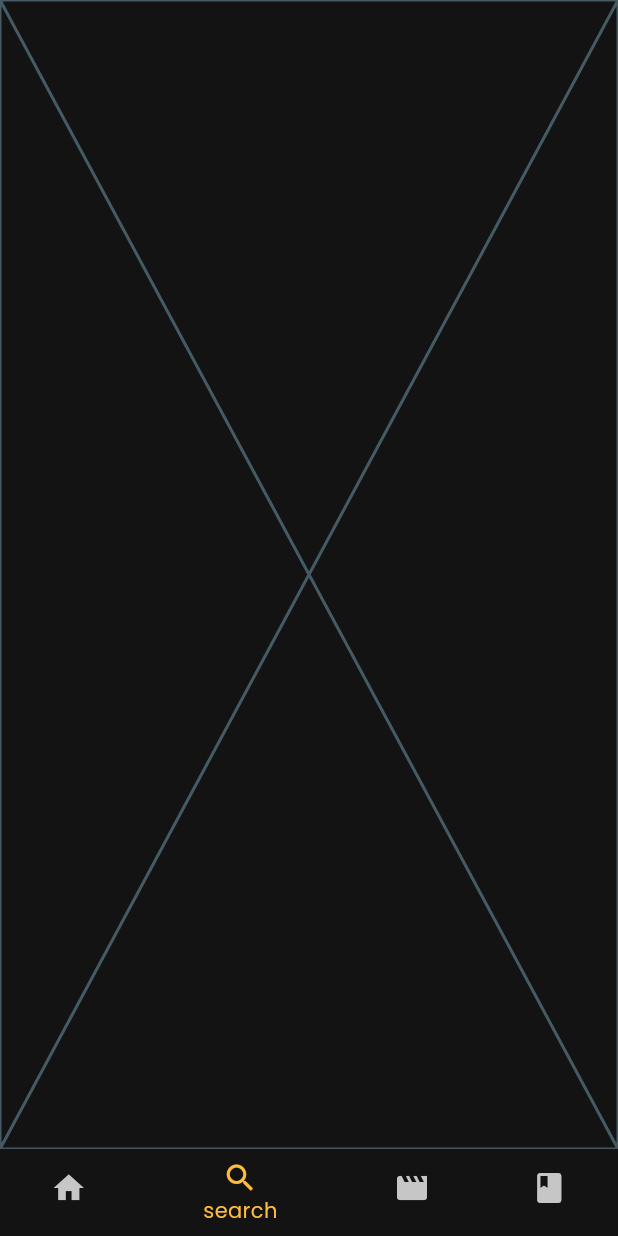
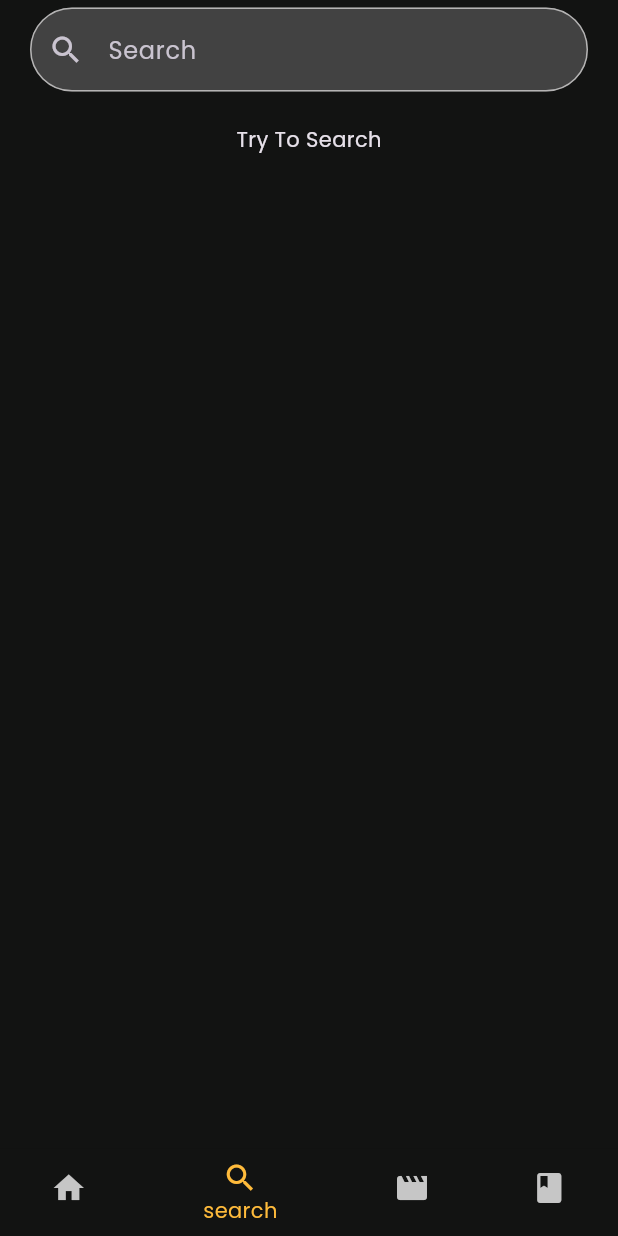
Before and after one commit to khaledfawzy/movie_app, a Flutter app: the screen it shows after launch, item 2 of the bottom bar chosen, on a phone screen of 412 x 824 dp. Run offline on Flutter 3.47's test engine with Material 3 defaults, Android fonts, the phone set to English and light mode, and no system bars; our stand-ins replace bloc, cached_network_image, carousel_slider, dartz, dio, flutter_bloc and 4 more; network calls fail; statements that could not run were skipped.

Commit message:
search screen done

```diff
--- a/lib/core/constants/api_constants.dart
+++ b/lib/core/constants/api_constants.dart
@@ -6,7 +6,7 @@ const String upcomingMovies = 'movie/upcoming?';
 const String topRatedMovies = 'movie/top_rated?';
 const String movieDetails = 'movie/';
 const String similarMovies = '/similar?';
-const String searchMovies = 'search/movie?query=';
+const String searchMovies = 'search/movie?';
 const String moviesCategoryNames = 'genre/movie/list?';
 const String moviesCategory = 'discover/movie?with_genres=';
 const String baseImageUrl = 'https://image.tmdb.org/t/p/original';
--- a/lib/features/home/presentation/widgets/popular_movie_carousel_slider.dart
+++ b/lib/features/home/presentation/widgets/popular_movie_carousel_slider.dart
@@ -13,7 +13,6 @@ import '../../data/models/movie_model.dart';
 
 class PopularMovieCarouselSlider extends StatelessWidget {
   const PopularMovieCarouselSlider({super.key});
-//woooow
   @override
   Widget build(BuildContext context) {
     return BlocProvider(
--- a/lib/features/home/presentation/widgets/vote_widget.dart
+++ b/lib/features/home/presentation/widgets/vote_widget.dart
@@ -16,7 +16,7 @@ class VoteWidget extends StatelessWidget {
         ),
         Text(
           movie.voteAverage!.toStringAsFixed(1),
-          style: AppStyles.textStyle12,
+          style: AppStyles.textStyle12.copyWith(color: Colors.white70),
           overflow: TextOverflow.ellipsis,
           maxLines: 2,
         ),
--- /dev/null
+++ b/lib/features/search/data/repos/search_repo.dart
@@ -0,0 +1,46 @@
+import 'package:dartz/dartz.dart';
+import 'package:dio/dio.dart';
+import 'package:movie_app/core/constants/api_constants.dart';
+import 'package:movie_app/core/services/network/api_services.dart';
+import 'package:movie_app/core/utils/failure.dart';
+import 'package:movie_app/features/home/data/models/movie_model.dart';
+
+abstract class SearchRepo {
+  Future<Either<Failure, List<MovieModel>>> fetchSearchResults(
+      String searchText);
+}
+
+class SearchRepoImpl implements SearchRepo {
+  final ApiServices apiServices;
+
+  SearchRepoImpl(this.apiServices);
+
+  @override
+  Future<Either<Failure, List<MovieModel>>> fetchSearchResults(String
+      searchText) async {
+    try {
+      var data = await apiServices
+          .get(endPoint: searchMovies, parameters: {'query': searchText});
+
+      List<MovieModel> recommendedMovieList = getMoviesList(data);
+      return right(recommendedMovieList);
+    } catch (e) {
+      if (e is DioException) {
+        return left(ServerFailure.fromDioError(e));
+      } else {
+        return left(ServerFailure(e.toString()));
+      }
+    }
+  }
+}
+
+List<MovieModel> getMoviesList(List<dynamic> data) {
+  List<MovieModel> popularMovieList = [];
+
+  for (var moviesList in data) {
+    popularMovieList.add(MovieModel.fromJson(moviesList));
+  }
+  // print(popularMovieList);
+
+  return popularMovieList;
+}
--- /dev/null
+++ b/lib/features/search/presentation/manager/search_cubit/search_cubit.dart
@@ -0,0 +1,19 @@
+import 'package:bloc/bloc.dart';
+import 'package:movie_app/features/home/data/models/movie_model.dart';
+import 'package:movie_app/features/search/data/repos/search_repo.dart';
+
+part 'search_state.dart';
+
+class SearchCubit extends Cubit<SearchState> {
+  SearchCubit(this.searchRepo) : super(SearchInitialState());
+  final SearchRepo searchRepo;
+  void searchMovies(String searchText) async {
+    emit(SearchLoadingState());
+    await Future.delayed(const Duration(seconds: 1));
+    var results = await searchRepo.fetchSearchResults(searchText);
+    results.fold(
+      (failure) => emit(SearchFailureState(failure.message)),
+      (results) => emit(SearchResultsState(results)),
+    );
+  }
+}
--- /dev/null
+++ b/lib/features/search/presentation/manager/search_cubit/search_state.dart
@@ -0,0 +1,19 @@
+part of 'search_cubit.dart';
+
+sealed class SearchState {}
+
+final class SearchInitialState extends SearchState {}
+
+final class SearchLoadingState extends SearchState {}
+
+final class SearchResultsState extends SearchState {
+  final List<MovieModel> searchResultList;
+
+  SearchResultsState(this.searchResultList);
+}
+
+final class SearchFailureState extends SearchState {
+  final String errorMessage;
+
+  SearchFailureState(this.errorMessage);
+}
--- a/lib/features/search/presentation/pages/search_screen.dart
+++ b/lib/features/search/presentation/pages/search_screen.dart
@@ -1,11 +1,97 @@
-
 import 'package:flutter/material.dart';
+import 'package:flutter_bloc/flutter_bloc.dart';
+import 'package:movie_app/core/services/network/api_services.dart';
+import 'package:movie_app/core/utils/setup_serv_locator.dart';
+import 'package:movie_app/features/home/data/models/movie_model.dart';
+import 'package:movie_app/features/search/data/repos/search_repo.dart';
+import 'package:movie_app/features/search/presentation/manager/search_cubit/search_cubit.dart';
+import 'package:movie_app/features/search/presentation/widgets/custom_search_field.dart';
+import 'package:movie_app/features/search/presentation/widgets/search_result_item.dart';
+import 'package:skeletonizer/skeletonizer.dart';
 
 class SearchScreen extends StatelessWidget {
   const SearchScreen({super.key});
 
   @override
   Widget build(BuildContext context) {
-    return const Placeholder();
+    return BlocProvider(
+      create: (context) => SearchCubit(
+        SearchRepoImpl(getIt<ApiServices>()),
+      ),
+      child: Builder(builder: (context) {
+        return SafeArea(
+          child: Padding(
+            padding: const EdgeInsets.symmetric(horizontal: 20, vertical: 5),
+            child: Column(
+              children: [
+                CustomSearchField(
+                  onChanged: (value) {
+                    if (value.isNotEmpty) {
+                      BlocProvider.of<SearchCubit>(context).searchMovies(value);
+                    }
+                  },
+                  onSubmitted: (value) {
+                    if (value.isNotEmpty) {
+                      BlocProvider.of<SearchCubit>(context).searchMovies(value);
+                    }
+                  },
+                ),
+                const SizedBox(height: 22),
+                // Add your movie list or search results here
+
+                BlocBuilder<SearchCubit, SearchState>(
+                  builder: (context, state) {
+                    if (state is SearchResultsState) {
+                      return Expanded(
+                        child: ListView.separated(
+                          scrollDirection: Axis.vertical,
+                          itemCount: state.searchResultList.length,
+                          separatorBuilder: (context, index) => Padding(
+                            padding: const EdgeInsets.all(8.0),
+                            child: Divider(
+                              color: Colors.grey[800],
+                            ),
+                          ),
+                          // Replace this with your own movie item widget
+                          itemBuilder: (context, index) => SearchResultItem(
+                            movieModel: state.searchResultList[index],
+                          ),
+                        ),
+                      );
+                    } else if (state is SearchFailureState) {
+                      return Center(
+                        child: Text(state.errorMessage),
+                      );
+                    } else if (state is SearchLoadingState) {
+                      return Expanded(
+                        child: Skeletonizer(
+                          child: ListView.separated(
+                            itemCount: movies.length,
+                            separatorBuilder: (context, index) => Padding(
+                              padding: const EdgeInsets.all(8.0),
+                              child: Divider(
+                                color: Colors.grey[800],
+                              ),
+                            ),
+                            // Replace this with your own movie item widget
+                            itemBuilder: (context, index) => SearchResultItem(
+                              movieModel: movies[index],
+                            ),
+                          ),
+                        ),
+                      );
+                    } else {
+                      return const Center(
+                        child: Text('Try To Search'),
+                      );
+                    }
+                  },
+                )
+              ],
+            ),
+          ),
+        );
+      }),
+    );
   }
 }
--- /dev/null
+++ b/lib/features/search/presentation/widgets/custom_search_field.dart
@@ -0,0 +1,32 @@
+import 'package:flutter/material.dart';
+import 'package:movie_app/core/utils/app_colors.dart';
+
+class CustomSearchField extends StatelessWidget {
+  const CustomSearchField({super.key, this.onSubmitted, this.onChanged});
+  final Function(String)? onSubmitted;
+  final Function(String)? onChanged;
+  @override
+  Widget build(BuildContext context) {
+    return TextField(
+      decoration: InputDecoration(
+        enabledBorder: textFieldBorder(),
+        focusedBorder: textFieldBorder(),
+        hintText: 'Search',
+        prefixIcon: const Icon(Icons.search),
+        fillColor: Colors.grey[800],
+        filled: true,
+      ),
+      onChanged: onChanged,
+      onSubmitted: onSubmitted,
+    );
+  }
+
+  OutlineInputBorder textFieldBorder() {
+    return OutlineInputBorder(
+      borderRadius: BorderRadius.circular(40),
+      borderSide: const BorderSide(
+        color: AppColors.greyLightColor,
+      ),
+    );
+  }
+}
```
Also changed, not shown: lib/core/widgets/post_widget.dart (+15 -9 lines), lib/features/home/data/models/movie_model.dart (+10 -10 lines), lib/features/search/data/repos/home_repo.dart (deleted, +0 -80 lines), lib/features/search/presentation/widgets/search_result_item.dart (added, +46 -0 lines).
